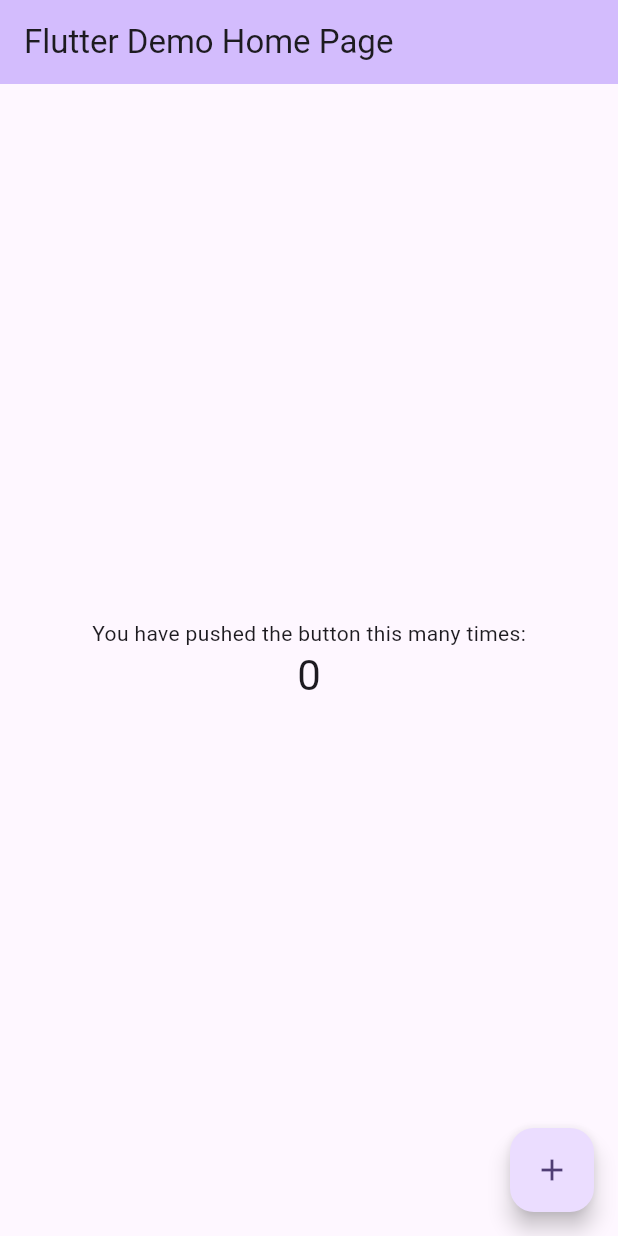
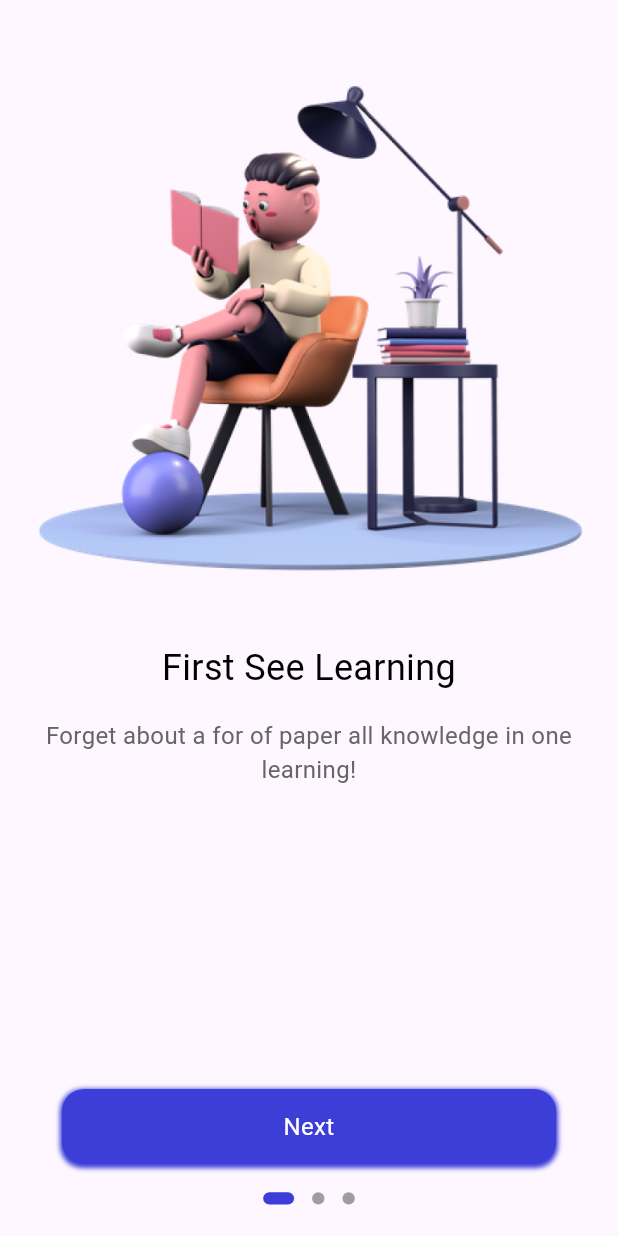
Before and after one commit to KhalilDev12/learning_app, a Flutter app: the screen it shows after launch, on a phone screen of 412 x 824 dp. Run offline on Flutter 3.47's test engine with Material 2 defaults, Android fonts, the phone set to English and light mode, and no system bars; drawn by our look-alikes of dots_indicator; our stand-ins replace flutter_riverpod, riverpod, riverpod_annotation; generated files the repository leaves out were written again.

Commit message:
Finish OnBoarding Page

```diff
--- /dev/null
+++ b/lib/Common/Utils/app_colors.dart
@@ -0,0 +1,38 @@
+import 'dart:ui';
+
+class AppColors {
+  /// white background
+  static const Color primaryBackground = Color.fromARGB(255, 255, 255, 255);
+
+  /// grey background
+  static const Color primarySecondaryBackground =
+      Color.fromARGB(255, 247, 247, 249);
+
+  /// main widget color blue
+  static const Color primaryElement = Color.fromARGB(255, 61, 61, 216);
+
+  /// main text color black
+  static const Color primaryText = Color.fromARGB(255, 0, 0, 0);
+
+  // video background color
+  static const Color primary_bg = Color.fromARGB(210, 32, 47, 62);
+
+  /// main widget text color white
+  static const Color primaryElementText = Color.fromARGB(255, 255, 255, 255);
+
+  // main widget text color grey
+  static const Color primarySecondaryElementText =
+      Color.fromARGB(255, 102, 102, 102);
+
+  // main widget third color grey
+  static const Color primaryThreeElementText =
+      Color.fromARGB(255, 170, 170, 170);
+
+  static const Color primaryFourElementText =
+      Color.fromARGB(255, 204, 204, 204);
+
+  //state color
+  static const Color primaryElementStatus = Color.fromARGB(255, 88, 174, 127);
+
+  static const Color primaryElementBg = Color.fromARGB(255, 238, 121, 99);
+}
--- /dev/null
+++ b/lib/Models/onBoardingModel.dart
@@ -0,0 +1,16 @@
+class onBoardingModel {
+  String image;
+  String title;
+  String desc;
+
+  onBoardingModel(this.image, this.title, this.desc);
+}
+
+List<onBoardingModel> onBoardingList = [
+  onBoardingModel("assets/images/reading.png", "First See Learning",
+      "Forget about a for of paper all knowledge in one learning!"),
+  onBoardingModel("assets/images/man.png", "Connect With Everyone",
+      "Always keep in touch with your tutor & friend. Let's get connected!"),
+  onBoardingModel("assets/images/boy.png", "Always Fascinated Learning",
+      "Anywhere, Anytime. the time is at your discretion so study whenever you want."),
+];
--- /dev/null
+++ b/lib/Pages/OnBoarding/onBoardingPage.dart
@@ -0,0 +1,63 @@
+import 'package:dots_indicator/dots_indicator.dart';
+import 'package:flutter/material.dart';
+import 'package:flutter_riverpod/flutter_riverpod.dart';
+import 'package:learning_app/Common/Utils/app_colors.dart';
+import 'package:learning_app/Models/onBoardingModel.dart';
+import 'package:learning_app/Pages/OnBoarding/onBoardingWidgets.dart';
+
+import '../notifier/onBoarding_notifier.dart';
+
+class OnBoardingPage extends ConsumerWidget {
+  OnBoardingPage({Key? key}) : super(key: key);
+
+  final PageController pageController = PageController();
+
+  @override
+  Widget build(BuildContext context, WidgetRef ref) {
+    double device_height = MediaQuery.of(context).size.height;
+    double device_width = MediaQuery.of(context).size.width;
+    final index = ref.watch(dotIndexProvider);
+
+    return Scaffold(
+      body: SafeArea(
+        child: Padding(
+          padding: const EdgeInsets.only(top: 8, bottom: 15, left: 8, right: 8),
+          child: Stack(
+            alignment: Alignment.topCenter,
+            children: [
+              // Showing our three Welcome pages
+              PageView.builder(
+                controller: pageController,
+                onPageChanged: (value) {
+                  ref.read(dotIndexProvider.notifier).changeIndex(value);
+                },
+                itemCount: onBoardingList.length,
+                itemBuilder: (context, index) {
+                  return appOnBoardingPage(
+                      device_height, device_width, onBoardingList[index],
+                      pageController: pageController, index: index);
+                },
+              ),
+
+              // Showing three dots indicator
+              Positioned(
+                  bottom: 0,
+                  child: DotsIndicator(
+                    dotsCount: onBoardingList.length,
+                    decorator: DotsDecorator(
+                      activeColor: AppColors.primaryElement,
+                      size: Size.square(device_height * 0.01),
+                      activeSize:
+                          Size(device_width * 0.05, device_height * 0.01),
+                      activeShape: RoundedRectangleBorder(
+                          borderRadius: BorderRadius.circular(5)),
+                    ),
+                    position: index,
+                  ))
+            ],
+          ),
+        ),
+      ),
+    );
+  }
+}
--- /dev/null
+++ b/lib/Pages/OnBoarding/onBoardingWidgets.dart
@@ -0,0 +1,52 @@
+import 'package:dots_indicator/dots_indicator.dart';
+import 'package:flutter/material.dart';
+import 'package:learning_app/Common/Widgets/app_shadows.dart';
+import 'package:learning_app/Models/onBoardingModel.dart';
+
+import '../../Common/Widgets/text_widgets.dart';
+
+Widget appOnBoardingPage(double Dheight, double Dwidth, onBoardingModel model,
+    {required PageController pageController, int index = 0}) {
+  return Column(
+    children: [
+      Container(
+        height: Dheight * 0.5,
+        width: Dheight * 0.5,
+        decoration: BoxDecoration(
+          image: DecorationImage(
+            image: AssetImage(
+              model.image,
+            ),
+          ),
+        ),
+      ),
+      SizedBox(height: Dheight * 0.01),
+      text24Normal(text: model.title),
+      SizedBox(height: Dheight * 0.02),
+      text16Normal(text: model.desc),
+      Spacer(),
+      _nextButton(Dheight, Dwidth, pageController, index),
+    ],
+  );
+}
+
+Widget _nextButton(
+    double height, double width, PageController pageController, int index) {
+  return GestureDetector(
+    onTap: () {
+      if (index < 3) {
+        pageController.animateToPage(index++,
+            duration: const Duration(milliseconds: 350), curve: Curves.linear);
+      }
+    },
+    child: Container(
+      height: 50,
+      width: width * 0.8,
+      margin: EdgeInsets.only(bottom: height*0.04),
+      decoration: appBoxShadow(),
+      child: Center(
+          child: text16Normal(
+              text: index == 2 ? "Get Started" : "Next", color: Colors.white)),
+    ),
+  );
+}
--- a/lib/main.dart
+++ b/lib/main.dart
@@ -1,7 +1,13 @@
 import 'package:flutter/material.dart';
+import 'package:flutter_riverpod/flutter_riverpod.dart';
+import 'Pages/OnBoarding/onBoardingPage.dart';
 
 void main() {
-  runApp(const MyApp());
+  runApp(
+    ProviderScope(
+      child: const MyApp(),
+    ),
+  );
 }
 
 class MyApp extends StatelessWidget {
@@ -11,113 +17,50 @@ class MyApp extends StatelessWidget {
   @override
   Widget build(BuildContext context) {
     return MaterialApp(
+      debugShowCheckedModeBanner: false,
       title: 'Flutter Demo',
       theme: ThemeData(
-        // This is the theme of your application.
-        //
-        // TRY THIS: Try running your application with "flutter run". You'll see
-        // the application has a blue toolbar. Then, without quitting the app,
-        // try changing the seedColor in the colorScheme below to Colors.green
-        // and then invoke "hot reload" (save your changes or press the "hot
-        // reload" button in a Flutter-supported IDE, or press "r" if you used
-        // the command line to start the app).
-        //
-        // Notice that the counter didn't reset back to zero; the application
-        // state is not lost during the reload. To reset the state, use hot
-        // restart instead.
-        //
-        // This works for code too, not just values: Most code changes can be
-        // tested with just a hot reload.
         colorScheme: ColorScheme.fromSeed(seedColor: Colors.deepPurple),
         useMaterial3: true,
       ),
-      home: const MyHomePage(title: 'Flutter Demo Home Page'),
+      home: OnBoardingPage(),
     );
   }
 }
 
-class MyHomePage extends StatefulWidget {
-  const MyHomePage({super.key, required this.title});
+final appCount = StateProvider((ref) {
+  return 1;
+});
 
-  // This widget is the home page of your application. It is stateful, meaning
-  // that it has a State object (defined below) that contains fields that affect
-  // how it looks.
-
-  // This class is the configuration for the state. It holds the values (in this
-  // case the title) provided by the parent (in this case the App widget) and
-  // used by the build method of the State. Fields in a Widget subclass are
-  // always marked "final".
-
-  final String title;
+class MyHomePage extends ConsumerWidget {
+  const MyHomePage({super.key});
 
   @override
-  State<MyHomePage> createState() => _MyHomePageState();
-}
-
-class _MyHomePageState extends State<MyHomePage> {
-  int _counter = 0;
-
-  void _incrementCounter() {
-    setState(() {
-      // This call to setState tells the Flutter framework that something has
-      // changed in this State, which causes it to rerun the build method below
-      // so that the display can reflect the updated values. If we changed
-      // _counter without calling setState(), then the build method would not be
-      // called again, and so nothing would appear to happen.
-      _counter++;
-    });
-  }
-
-  @override
-  Widget build(BuildContext context) {
-    // This method is rerun every time setState is called, for instance as done
-    // by the _incrementCounter method above.
-    //
-    // The Flutter framework has been optimized to make rerunning build methods
-    // fast, so that you can just rebuild anything that needs updating rather
-    // than having to individually change instances of widgets.
+  Widget build(BuildContext context, WidgetRef ref) {
+    int count = ref.watch(appCount);
     return Scaffold(
       appBar: AppBar(
-        // TRY THIS: Try changing the color here to a specific color (to
-        // Colors.amber, perhaps?) and trigger a hot reload to see the AppBar
-        // change color while the other colors stay the same.
         backgroundColor: Theme.of(context).colorScheme.inversePrimary,
-        // Here we take the value from the MyHomePage object that was created by
-        // the App.build method, and use it to set our appbar title.
-        title: Text(widget.title),
+        title: Text("Riverpod App"),
       ),
       body: Center(
-        // Center is a layout widget. It takes a single child and positions it
-        // in the middle of the parent.
         child: Column(
-          // Column is also a layout widget. It takes a list of children and
-          // arranges them vertically. By default, it sizes itself to fit its
-          // children horizontally, and tries to be as tall as its parent.
-          //
-          // Column has various properties to control how it sizes itself and
-          // how it positions its children. Here we use mainAxisAlignment to
-          // center the children vertically; the main axis here is the vertical
-          // axis because Columns are vertical (the cross axis would be
-          // horizontal).
-          //
-          // TRY THIS: Invoke "debug painting" (choose the "Toggle Debug Paint"
-          // action in the IDE, or press "p" in the console), to see the
-          // wireframe for each widget.
           mainAxisAlignment: MainAxisAlignment.center,
           children: <Widget>[
             const Text(
               'You have pushed the button this many times:',
             ),
             Text(
-              '$_counter',
+              '$count',
               style: Theme.of(context).textTheme.headlineMedium,
             ),
           ],
         ),
       ),
       floatingActionButton: FloatingActionButton(
-        onPressed: _incrementCounter,
-        tooltip: 'Increment',
+        onPressed: () {
+          ref.read(appCount.notifier).state++;
+        },
         child: const Icon(Icons.add),
       ), // This trailing comma makes auto-formatting nicer for build methods.
     );
```
Also changed, not shown: lib/Common/Widgets/app_shadows.dart (added, +21 -0 lines), lib/Common/Widgets/text_widgets.dart (added, +28 -0 lines), lib/Pages/notifier/onBoarding_notifier.dart (added, +16 -0 lines), pubspec.yaml (+6 -1 lines), lib/Pages/notifier/onBoarding_notifier.g.dart (added).
